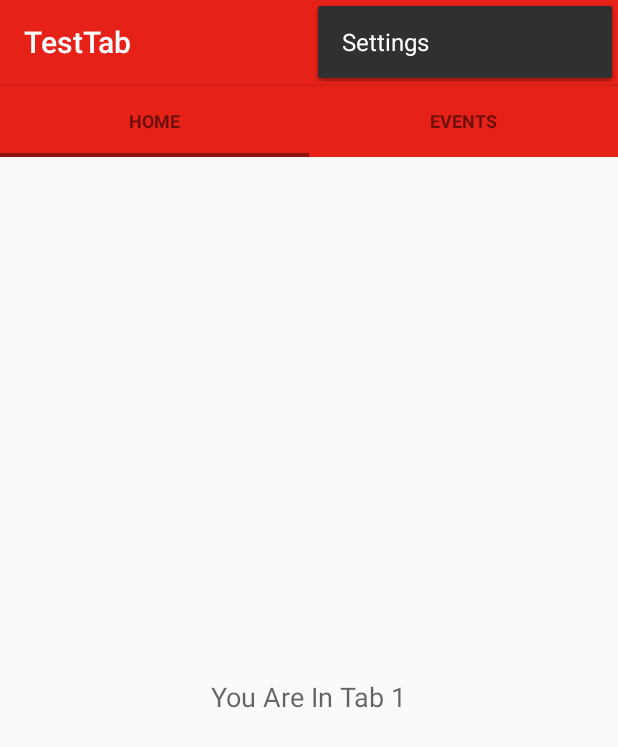
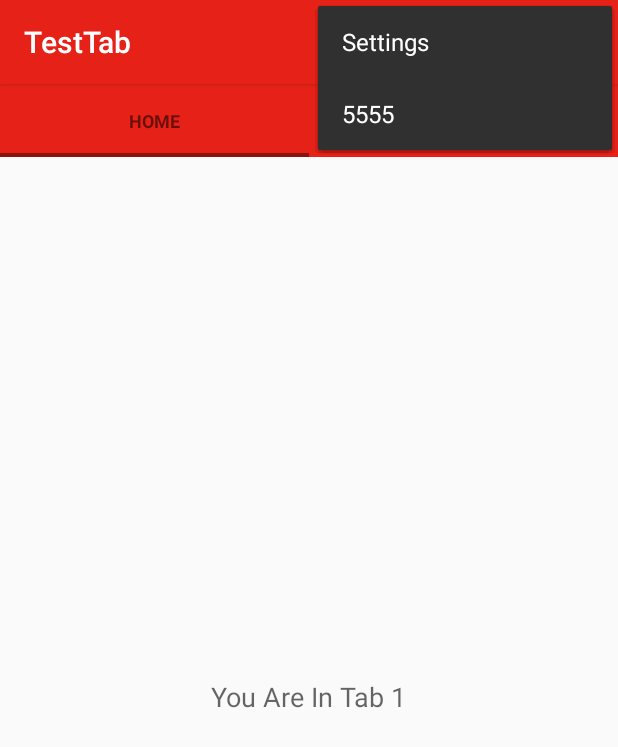
Before and after one commit to zeemyself/SlidingTabExample, an Android app: the screen it shows after launch (MainActivity), with the options menu open, on a phone screen of 412 x 824 dp. Shown: the top 747 px of the screen. Run offline under Robolectric (Android 15) with nearby library versions, the phone set to English and light mode, and no system bars.

Commit message:
Remove useless package add 55 menu setting

```diff
--- a/app/src/main/res/menu/menu_main.xml
+++ b/app/src/main/res/menu/menu_main.xml
@@ -3,4 +3,9 @@
     xmlns:tools="http://schemas.android.com/tools" tools:context=".MainActivity">
     <item android:id="@+id/action_settings" android:title="@string/action_settings"
         android:orderInCategory="100" app:showAsAction="never" />
+    <item android:id="@+id/newset"
+        android:title="5555"
+        android:orderInCategory="100"
+        app:showAsAction="never" />
+
 </menu>
```
Also changed, not shown: app/src/main/java/com/zeemyself/testtab/info/androidhive/tabsswipe/adapter/TabsPagerAdapter.java (deleted, +0 -46 lines).
